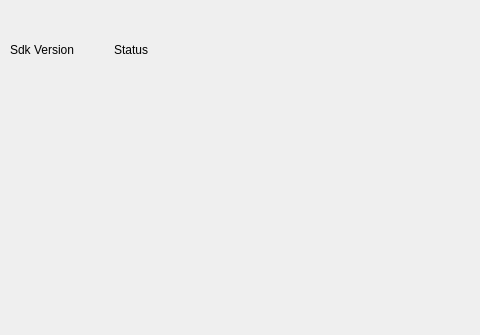
Qt form mainwindow.ui (alfram-solutions/dahuaplayback) before a commit; both pictures show x 0 to 480 and y 0 to 335 of the 800 by 600 pixel window.
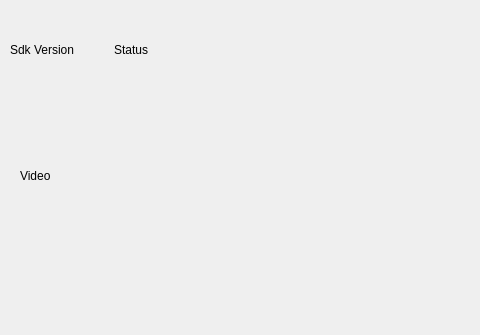
The same form after that commit.

Diff of the .ui file:
```diff
--- a/mainwindow.ui
+++ b/mainwindow.ui
@@ -40,6 +40,19 @@
      </item>
     </layout>
    </widget>
+   <widget class="QLabel" name="videoLabel">
+    <property name="geometry">
+     <rect>
+      <x>20</x>
+      <y>140</y>
+      <width>181</width>
+      <height>71</height>
+     </rect>
+    </property>
+    <property name="text">
+     <string>Video</string>
+    </property>
+   </widget>
   </widget>
   <widget class="QMenuBar" name="menubar">
    <property name="geometry">
```
